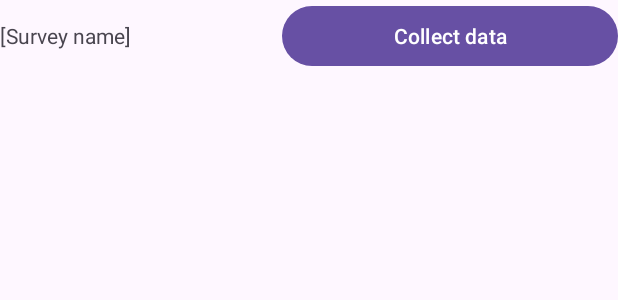
After one commit to jorikvanveen/htht-gis-gnss-project, an Android app: the layout survey_preview.xml on its own in the app's theme, with its tools: preview values and no code run, on a phone screen of 412 x 824 dp. The commit adds this screen. Shown: the top 300 px of the screen. Run offline under Robolectric (Android 15) with nearby library versions, the phone set to English and light mode, and no system bars.

Commit message:
Display surveys in home menu and add some methods to DataVault for storing entries

```diff
--- a/app/src/main/res/layout/activity_main.xml
+++ b/app/src/main/res/layout/activity_main.xml
@@ -30,10 +30,11 @@
         android:id="@+id/scrollView3"
         android:layout_width="412dp"
         android:layout_height="502dp"
-        tools:layout_editor_absoluteX="0dp"
-        tools:layout_editor_absoluteY="94dp">
+        app:layout_constraintTop_toBottomOf="@+id/linearLayout"
+        tools:layout_editor_absoluteX="0dp">
 
         <LinearLayout
+            android:id="@+id/survey_list"
             android:layout_width="match_parent"
             android:layout_height="wrap_content"
             android:orientation="vertical" />
--- /dev/null
+++ b/app/src/main/res/layout/survey_preview.xml
@@ -0,0 +1,25 @@
+<?xml version="1.0" encoding="utf-8"?>
+<androidx.constraintlayout.widget.ConstraintLayout xmlns:android="http://schemas.android.com/apk/res/android"
+             android:layout_width="match_parent"
+             android:layout_height="match_parent">
+
+    <LinearLayout
+        android:layout_width="match_parent"
+        android:layout_height="match_parent"
+        android:orientation="horizontal">
+
+        <TextView
+            android:id="@+id/survey_name"
+            android:layout_width="wrap_content"
+            android:layout_height="wrap_content"
+            android:layout_weight="1"
+            android:text="[Survey name]" />
+
+        <Button
+            android:id="@+id/collect_button"
+            android:layout_width="wrap_content"
+            android:layout_height="wrap_content"
+            android:layout_weight="1"
+            android:text="Collect data" />
+    </LinearLayout>
+</androidx.constraintlayout.widget.ConstraintLayout>
```
Also changed, not shown: app/src/main/java/com/example/gnss/CreateSurvey.java (+6 -2 lines), app/src/main/java/com/example/gnss/DisplayMaps.java (+9 -0 lines), app/src/main/java/com/example/gnss/MainActivity.java (+22 -1 lines), app/src/main/java/com/example/gnss/dto/Survey.java (+20 -0 lines), app/src/main/java/com/example/gnss/dto/SurveyQuestion.java (+1 -12 lines), app/src/main/java/com/example/gnss/singleton/DataVault.java (+43 -9 lines), 1 other file.
